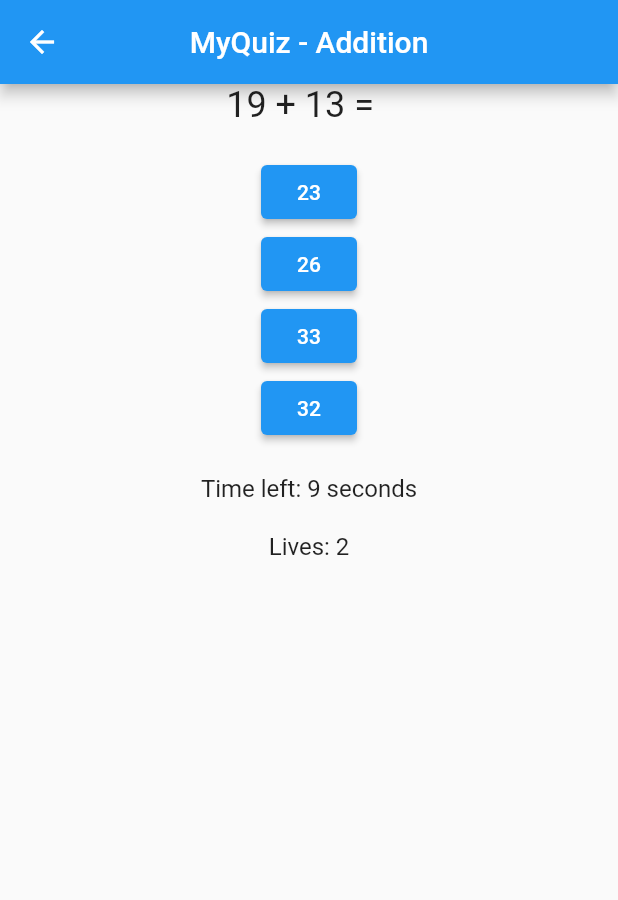
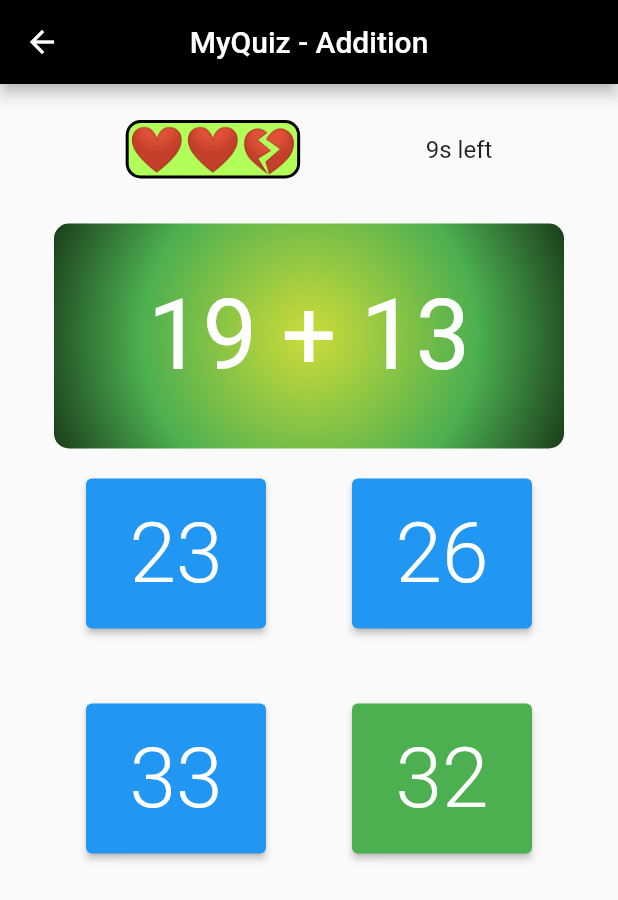
Before and after one commit to AliTfaily2/Mobile-Application-Project-1, a Flutter app: the MyQuiz screen opened directly, after a tap on an icon or button, on a phone screen of 412 x 824 dp. Shown: the top 900 px of the screen. Run offline on Flutter 3.47's test engine with Material 2 defaults, Android fonts, the phone set to English and light mode, and no system bars.

Commit message:
Designing quiz.dart

```diff
--- a/lib/quiz.dart
+++ b/lib/quiz.dart
@@ -14,14 +14,15 @@ class _MyQuizState extends State<MyQuiz> {
   Random random = Random();
   double num1 = 0, num2 = 0, correctAnswer = 0;
   List<double> options = [];
-  String resultText = '';
   int lifeCounter = 3;
   int countdown = 10;
   late Timer timer;
   String header = '';
   int x = 0;
   int y = 39;
+  Color colors = Colors.black;
   int count = 0;
+  String hearts = '❤️❤️❤️';
 
   @override
   void initState(){
@@ -59,6 +60,7 @@ class _MyQuizState extends State<MyQuiz> {
     timer.cancel();
     won();
     if(lifeCounter == 0){
+      hearts= '💔💔💔';
       showRestartDialog();
       return;
     }
@@ -105,19 +107,31 @@ class _MyQuizState extends State<MyQuiz> {
         i--;
       }
     }
+    switch(lifeCounter){
+      case 2:
+        hearts = '❤️❤️💔';
+        break;
+      case 1:
+        hearts = '❤️💔💔';
+        break;
+    }
     options.shuffle();
     startTimer();
-    resultText = '';
+    Future.delayed(const Duration(seconds: 1), () {
+      setState(() {
+        colors = Colors.black;
+      });
+    });
   }
   void checkAnswer(double selectedAnswer){
     if(selectedAnswer == correctAnswer){
       setState(() {
-        resultText = 'CORRECT!';
+        colors = Colors.green;
         count++;
       });
     }else{
       setState(() {
-        resultText = 'INCORRECT!';
+        colors = Colors.red;
         lifeCounter--;
       });
     }
@@ -131,6 +145,7 @@ class _MyQuizState extends State<MyQuiz> {
         actions: [
           ElevatedButton(onPressed: (){
             setState(() {
+              hearts = '❤️❤️❤️';
               lifeCounter = 3;
               count = 0;
               generateQuestion();
@@ -157,6 +172,7 @@ class _MyQuizState extends State<MyQuiz> {
           ElevatedButton(onPressed: (){
             setState(() {
               lifeCounter = 3;
+              hearts = '❤️❤️❤️';
               count = 0;
               generateQuestion();
             });
@@ -180,37 +196,92 @@ class _MyQuizState extends State<MyQuiz> {
       appBar: AppBar(
         title: Text('MyQuiz - $header'),
         centerTitle: true,
+        backgroundColor: colors,
       ),
       body: Center(
         child: Column(
           children: [
-            Text('${num1.toInt()} ${widget.operation} ${num2.toInt()} =  ', style: const TextStyle(fontSize: 24),),
+            const SizedBox(height: 24,),
+            Row(mainAxisAlignment: MainAxisAlignment.spaceEvenly,
+              children: [
+                Container(
+                  decoration: BoxDecoration(
+                    border: Border.all(
+                      width: 2
+                    ),
+                    color: Colors.lightGreenAccent,
+                    borderRadius: BorderRadius.circular(10.0)
+                  ),
+                  child: Text(hearts, style: const TextStyle(fontSize: 30)),
+                ),
+                Text('${countdown}s left', style: const TextStyle(fontSize: 16),),
+              ]
+            ),
+            const SizedBox(height:30),
+            Container(
+              width: 340,
+              height: 150,
+              decoration: BoxDecoration(
+                gradient: const RadialGradient(
+                  radius: 1.5,
+                  colors: [
+                    Colors.lime,
+                    Colors.green,
+                    Colors.black,
+                  ]
+                ),
+                borderRadius: BorderRadius.circular(10.0),
+              ),
+              child: Center(child: Text('${num1.toInt()} ${widget.operation} ${num2.toInt()}', style: const TextStyle(fontSize: 65,color: Colors.white),),)
+            ),
             const SizedBox(height: 20,),
-            Column(
+            Row(
+              mainAxisAlignment: MainAxisAlignment.spaceEvenly,
               children: [
-                ElevatedButton(onPressed:(){
+                SizedBox(height: 100,width: 120,
+                    child: ElevatedButton(onPressed:(){
                   timer.cancel();
                   checkAnswer(options[0]);
-                  }, child: Text(options[0].toStringAsFixed(x)),),
-                ElevatedButton(onPressed:(){
+                },
+                  style: ElevatedButton.styleFrom(),
+                  child: Text(options[0].toStringAsFixed(x), style: const TextStyle(fontSize: 56, fontWeight: FontWeight.w300),),
+                    )
+                ),
+                SizedBox(height: 100,width: 120,
+                    child: ElevatedButton(onPressed:(){
                       timer.cancel();
                       checkAnswer(options[1]);
-                }, child: Text(options[1].toStringAsFixed(x))),
-                ElevatedButton(onPressed:(){
+                    },
+                      style: ElevatedButton.styleFrom(),
+                      child: Text(options[1].toStringAsFixed(x), style: const TextStyle(fontSize: 56, fontWeight: FontWeight.w300)),
+                    )
+                ),
+              ],
+            ),
+            const SizedBox(height: 50,),
+            Row(
+              mainAxisAlignment: MainAxisAlignment.spaceEvenly,
+              children: [
+                SizedBox(height: 100,width: 120,
+                    child: ElevatedButton(onPressed:(){
                       timer.cancel();
                       checkAnswer(options[2]);
-                }, child: Text(options[2].toStringAsFixed(x))),
-                ElevatedButton(onPressed:(){
+                    },
+                      style: ElevatedButton.styleFrom(),
+                      child: Text(options[2].toStringAsFixed(x), style: const TextStyle(fontSize: 56, fontWeight: FontWeight.w300)),
+                    )
+                ),
+                SizedBox(height: 100,width: 120,
+                    child: ElevatedButton(onPressed:(){
                       timer.cancel();
                       checkAnswer(options[3]);
-                }, child: Text(options[3].toStringAsFixed(x)))
+                    },
+                      style: ElevatedButton.styleFrom(backgroundColor: Colors.green),
+                      child: Text(options[3].toStringAsFixed(x), style: const TextStyle(fontSize: 56, fontWeight: FontWeight.w300)),
+                    )
+                ),
               ],
             ),
-            const SizedBox(height: 20,),
-            Text('Time left: $countdown seconds', style: const TextStyle(fontSize: 16),),
-            const SizedBox(height: 20,),
-            Text('Lives: $lifeCounter', style: const TextStyle(fontSize: 16),),
-            Text(resultText, style: const TextStyle(fontSize: 20, fontWeight: FontWeight.bold),)
           ],
         ),
       ),
```
Lines whose indentation alone changed are shown as unchanged.
